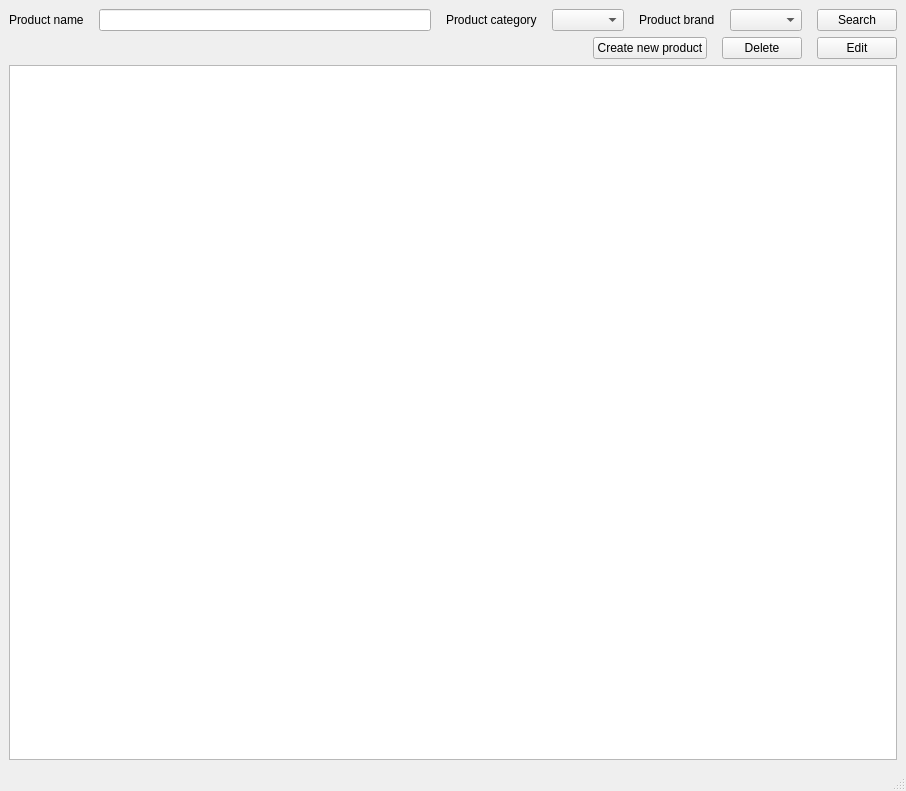
Above: forms/products_manager.ui from nasserahmed96/invoces_manager before the change. Below: the same form after it.
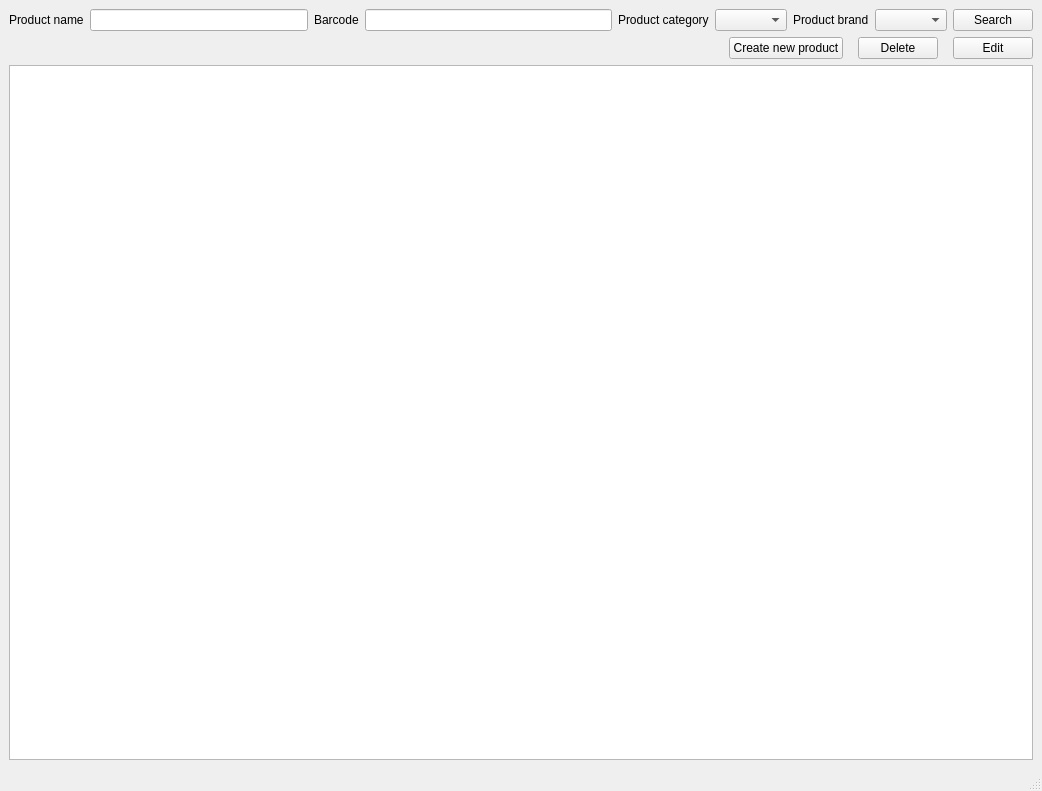
That is the form after the change.

Commit message: Added barcode search

```diff
--- a/forms/products_manager.ui
+++ b/forms/products_manager.ui
@@ -6,7 +6,7 @@
    <rect>
     <x>0</x>
     <y>0</y>
-    <width>906</width>
+    <width>1042</width>
     <height>791</height>
    </rect>
   </property>
@@ -14,14 +14,9 @@
    <string>MainWindow</string>
   </property>
   <widget class="QWidget" name="centralwidget">
-   <layout class="QVBoxLayout" name="verticalLayout_2">
-    <item>
      <layout class="QVBoxLayout" name="verticalLayout">
       <item>
-       <layout class="QHBoxLayout" name="horizontalLayout_4">
-        <property name="spacing">
-         <number>15</number>
-        </property>
+     <layout class="QHBoxLayout" name="horizontalLayout_5">
         <item>
          <layout class="QHBoxLayout" name="horizontalLayout">
           <item>
@@ -36,6 +31,20 @@
           </item>
          </layout>
         </item>
+      <item>
+       <layout class="QHBoxLayout" name="horizontalLayout_4">
+        <item>
+         <widget class="QLabel" name="bar_code_label">
+          <property name="text">
+           <string>Barcode</string>
+          </property>
+         </widget>
+        </item>
+        <item>
+         <widget class="QLineEdit" name="bar_code_line_edit"/>
+        </item>
+       </layout>
+      </item>
         <item>
          <layout class="QHBoxLayout" name="horizontalLayout_2">
           <item>
@@ -146,8 +155,6 @@
        </widget>
       </item>
      </layout>
-    </item>
-   </layout>
   </widget>
   <widget class="QMenuBar" name="menubar">
    <property name="geometry">
```
Left out of the diff: 2 changed lines with no effect on the pictures. Lines whose indentation alone changed are shown as unchanged. The commit also changes 7 other files.
